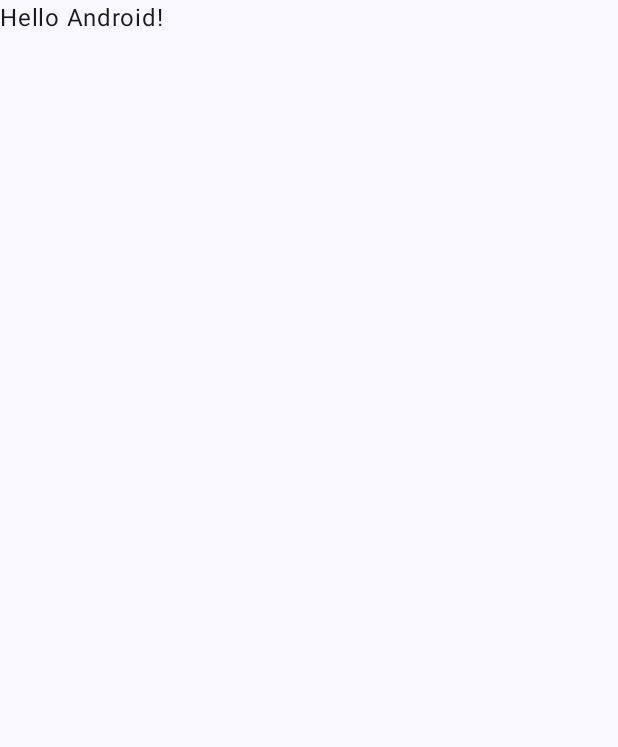
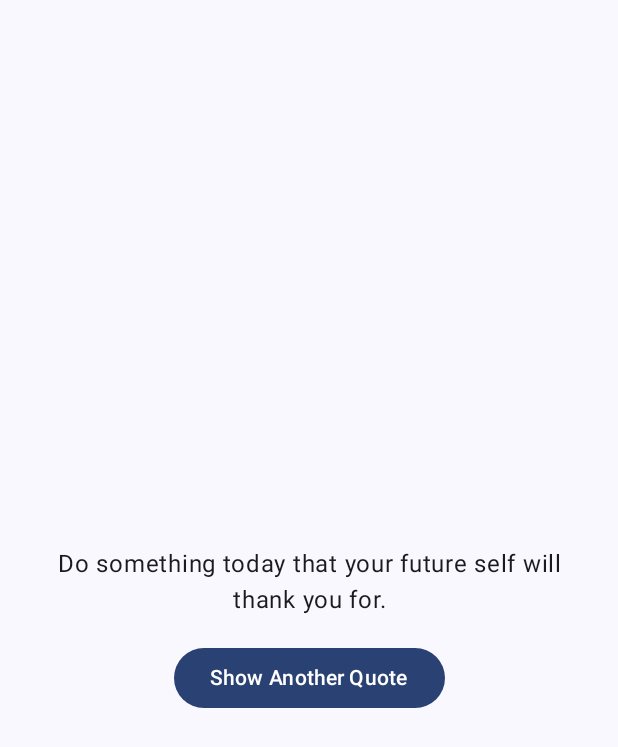
Before and after one commit to EdwardMarecos/CS501, an Android app built with Jetpack Compose: the screen it shows after launch (MainActivity), on a phone screen of 412 x 824 dp. Before the commit the part shown is almost empty. Shown: the top 747 px of the screen. Run offline under Robolectric (Android 15) with nearby library versions, the phone set to English and light mode, and no system bars.

Commit message:
added quote and button functionality

```diff
--- a/week2/QuoteoftheDayApp/app/src/main/java/com/example/quoteofthedayapp/MainActivity.kt
+++ b/week2/QuoteoftheDayApp/app/src/main/java/com/example/quoteofthedayapp/MainActivity.kt
@@ -4,14 +4,24 @@ import android.os.Bundle
 import androidx.activity.ComponentActivity
 import androidx.activity.compose.setContent
 import androidx.activity.enableEdgeToEdge
+import androidx.compose.foundation.layout.Arrangement
+import androidx.compose.foundation.layout.Column
 import androidx.compose.foundation.layout.fillMaxSize
+import androidx.compose.foundation.layout.fillMaxWidth
 import androidx.compose.foundation.layout.padding
+import androidx.compose.material3.Button
 import androidx.compose.material3.Scaffold
 import androidx.compose.material3.Text
 import androidx.compose.runtime.Composable
+import androidx.compose.runtime.mutableStateOf
+import androidx.compose.runtime.remember
+import androidx.compose.ui.Alignment
 import androidx.compose.ui.Modifier
+import androidx.compose.ui.text.style.TextAlign
 import androidx.compose.ui.tooling.preview.Preview
+import androidx.compose.ui.unit.dp
 import com.example.quoteofthedayapp.ui.theme.QuoteOfTheDayAppTheme
+import kotlin.random.Random
 
 class MainActivity : ComponentActivity() {
     override fun onCreate(savedInstanceState: Bundle?) {
@@ -20,8 +30,7 @@ class MainActivity : ComponentActivity() {
         setContent {
             QuoteOfTheDayAppTheme {
                 Scaffold(modifier = Modifier.fillMaxSize()) { innerPadding ->
-                    Greeting(
-                        name = "Android",
+                    Quote(
                         modifier = Modifier.padding(innerPadding)
                     )
                 }
@@ -31,17 +40,70 @@ class MainActivity : ComponentActivity() {
 }
 
 @Composable
-fun Greeting(name: String, modifier: Modifier = Modifier) {
-    Text(
-        text = "Hello $name!",
-        modifier = modifier
-    )
+fun Quote(modifier: Modifier = Modifier) {
+    // begin with a random quote
+    val randomIndex = Random.nextInt(quotes.size)
+    val currentQuote = remember { mutableStateOf(quotes[randomIndex]) }
+
+    Column(
+        modifier = Modifier.fillMaxSize(),
+        verticalArrangement = Arrangement.Center,
+        horizontalAlignment = Alignment.CenterHorizontally,
+    ) {
+        // display the quote
+        Text(
+            text = currentQuote.value,
+            modifier = modifier
+                .fillMaxWidth()
+                .padding(16.dp),
+            textAlign = TextAlign.Center
+        )
+
+        // add button to change the quoter
+        Button(onClick = {
+            val newRandomIndex = Random.nextInt(quotes.size)
+            currentQuote.value = quotes[newRandomIndex]
+        }) {
+            Text(text = "Show Another Quote")
+        }
+    }
 }
+
+/*
+    set up the quote
+    display the quote
+    add a button to change the quotes
+    update the displayed quote
+*/
+
+val quotes = listOf(
+    "Believe you can and you're halfway there.",
+    "You are stronger than you think.",
+    "The only way to do great work is to love what you do.",
+    "Success is not the key to happiness. Happiness is the key to success.",
+    "Dream big and dare to fail.",
+    "Don’t wait for opportunity. Create it.",
+    "Start where you are. Use what you have. Do what you can.",
+    "It always seems impossible until it’s done.",
+    "Your limitation—it’s only your imagination.",
+    "Push yourself, because no one else is going to do it for you.",
+    "Great things never come from comfort zones.",
+    "Dream it. Wish it. Do it.",
+    "Success doesn’t just find you. You have to go out and get it.",
+    "The harder you work for something, the greater you’ll feel when you achieve it.",
+    "Don’t stop when you’re tired. Stop when you’re done.",
+    "Wake up with determination. Go to bed with satisfaction.",
+    "Do something today that your future self will thank you for.",
+    "Little things make big days.",
+    "It’s going to be hard, but hard does not mean impossible.",
+    "Don’t wait for the right moment, make the moment right."
+)
+
 
 @Preview(showBackground = true)
 @Composable
-fun GreetingPreview() {
+fun QuotePreview() {
     QuoteOfTheDayAppTheme {
-        Greeting("Android")
+        Quote()
     }
 }
```
